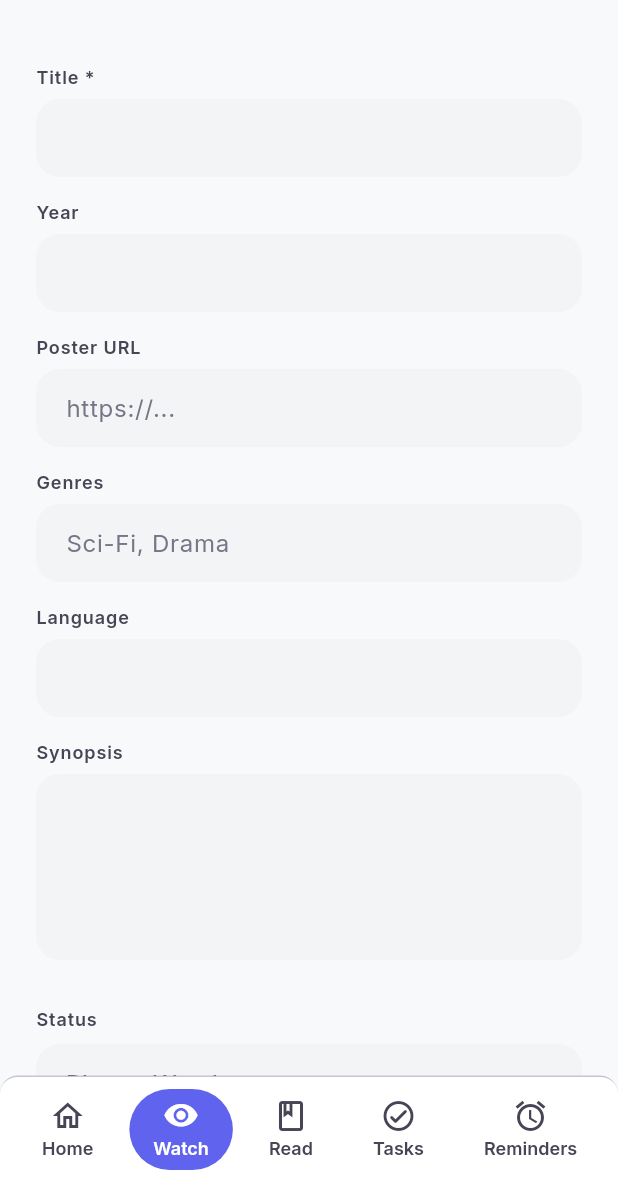
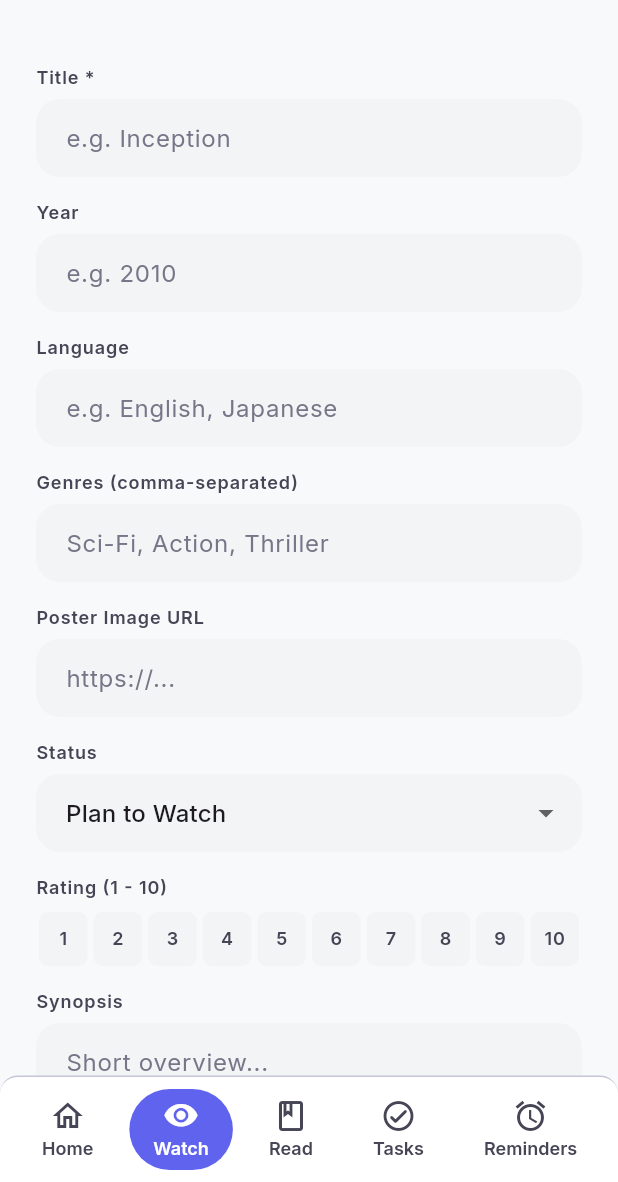
Before and after one commit to BusaSaiTeja/MyLogs, a Flutter app: the MediaFormScreen screen opened by its route, on a phone screen of 412 x 824 dp, the part 54-1236 px from its top. Run offline on Flutter 3.47's test engine with Material 3 defaults, Android fonts, the phone set to English and light mode, and no system bars; our stand-ins replace flutter_local_notifications, flutter_riverpod, freezed_annotation, go_router, google_fonts, timezone; network calls fail.

Commit message:
refactor: divided screens into manageable widgets and fixed renderflex errors

```diff
--- a/lib/features/read/presentation/widgets/book_detail_progress_card.dart
+++ b/lib/features/read/presentation/widgets/book_detail_progress_card.dart
@@ -71,7 +71,10 @@ class BookDetailProgressCard extends StatelessWidget {
                   child: AppProgressBar(progress: progress),
                 ),
                 const SizedBox(width: 8),
-                Text('${(progress * 100).round()}%', style: AppTypography.labelMdVariant()),
+                FittedBox(
+                  fit: BoxFit.scaleDown,
+                  child: Text('${(progress * 100).round()}%', style: AppTypography.labelMdVariant()),
+                ),
               ],
             ),
           ],
--- a/lib/features/watch/presentation/media_form_screen.dart
+++ b/lib/features/watch/presentation/media_form_screen.dart
@@ -6,6 +6,7 @@ import 'package:my_logs/core/theme/app_spacing.dart';
 import 'package:my_logs/core/theme/app_typography.dart';
 import 'package:my_logs/features/watch/application/media_providers.dart';
 import 'package:my_logs/features/watch/domain/models/media_item.dart';
+import 'package:my_logs/features/watch/presentation/widgets/media_rating_selector.dart';
 
 class MediaFormScreen extends ConsumerStatefulWidget {
   const MediaFormScreen({super.key, required this.category, this.itemId});
@@ -43,11 +44,7 @@ class _MediaFormScreenState extends ConsumerState<MediaFormScreen> {
 
     if (widget.itemId != null) {
       _isEdit = true;
-      WidgetsBinding.instance.addPostFrameCallback((_) => _loadItem());
-    }
-  }
-
-  void _loadItem() {
+      WidgetsBinding.instance.addPostFrameCallback((_) {
         final item = ref.read(mediaByIdProvider(widget.itemId!));
         if (item == null) return;
         _titleCtrl.text = item.title;
@@ -61,6 +58,8 @@ class _MediaFormScreenState extends ConsumerState<MediaFormScreen> {
           _status = item.status;
           _rating = item.rating;
         });
+      });
+    }
   }
 
   @override
@@ -84,7 +83,11 @@ class _MediaFormScreenState extends ConsumerState<MediaFormScreen> {
         .toList();
     final now = DateTime.now();
 
-    if (_isEdit) {
+    final router = GoRouter.of(context);
+    final messenger = ScaffoldMessenger.of(context);
+
+    try {
+      if (_isEdit && widget.itemId != null) {
         final existing = ref.read(mediaByIdProvider(widget.itemId!));
         if (existing == null) return;
         await ref.read(mediaListProvider.notifier).updateItem(
@@ -120,7 +123,14 @@ class _MediaFormScreenState extends ConsumerState<MediaFormScreen> {
               ),
             );
       }
-    if (mounted) context.pop();
+      if (!mounted) return;
+      router.pop();
+    } catch (e) {
+      if (!mounted) return;
+      messenger.showSnackBar(
+        SnackBar(content: Text('Failed to save media log: $e')),
+      );
+    }
   }
 
   @override
@@ -146,96 +156,71 @@ class _MediaFormScreenState extends ConsumerState<MediaFormScreen> {
         child: ListView(
           padding: const EdgeInsets.all(AppSpacing.containerPadding),
           children: [
-            _FormField(label: 'Title *', controller: _titleCtrl,
-                validator: (v) => v!.isEmpty ? 'Required' : null),
-            _FormField(label: 'Year', controller: _yearCtrl, keyboard: TextInputType.number),
-            _FormField(label: 'Poster URL', controller: _posterUrlCtrl, hint: 'https://...'),
-            _FormField(label: 'Genres', controller: _genresCtrl, hint: 'Sci-Fi, Drama'),
-            _FormField(label: 'Language', controller: _languageCtrl),
-            _FormField(label: 'Synopsis', controller: _synopsisCtrl, maxLines: 4),
-            if (widget.category == MediaCategory.anime)
-              _FormField(label: 'Total Episodes', controller: _totalEpsCtrl,
-                  keyboard: TextInputType.number),
+            _field('Title *', _titleCtrl, required: true, hint: 'e.g. Inception'),
             const SizedBox(height: AppSpacing.stackGap),
-            Text('Status', style: AppTypography.labelMdVariant()),
-            const SizedBox(height: 8),
+            if (widget.category == MediaCategory.anime) ...[
+              _field('Total Episodes', _totalEpsCtrl,
+                  hint: 'e.g. 24', keyboard: TextInputType.number),
+              const SizedBox(height: AppSpacing.stackGap),
+            ],
+            _field('Year', _yearCtrl, hint: 'e.g. 2010', keyboard: TextInputType.number),
+            const SizedBox(height: AppSpacing.stackGap),
+            _field('Language', _languageCtrl, hint: 'e.g. English, Japanese'),
+            const SizedBox(height: AppSpacing.stackGap),
+            _field('Genres (comma-separated)', _genresCtrl, hint: 'Sci-Fi, Action, Thriller'),
+            const SizedBox(height: AppSpacing.stackGap),
+            _field('Poster Image URL', _posterUrlCtrl,
+                hint: 'https://...', keyboard: TextInputType.url),
+            const SizedBox(height: AppSpacing.stackGap),
+            _label('Status'),
+            const SizedBox(height: 6),
             DropdownButtonFormField<MediaStatus>(
               initialValue: _status,
               decoration: const InputDecoration(),
-              onChanged: (s) => setState(() => _status = s!),
+              onChanged: (s) {
+                if (s != null) setState(() => _status = s);
+              },
               items: MediaStatus.values
                   .map((s) => DropdownMenuItem(value: s, child: Text(s.label)))
                   .toList(),
             ),
             const SizedBox(height: AppSpacing.stackGap),
-            Text('Rating', style: AppTypography.labelMdVariant()),
+            _label('Rating (1 - 10)'),
             const SizedBox(height: 8),
-            Row(
-              children: [
-                ...List.generate(5, (i) {
-                  final v = i + 1.0;
-                  return GestureDetector(
-                    onTap: () => setState(() => _rating = _rating == v ? null : v),
-                    child: Padding(
-                      padding: const EdgeInsets.symmetric(horizontal: 2),
-                      child: Icon(
-                        (_rating ?? 0) >= v ? Icons.star_rounded : Icons.star_outline_rounded,
-                        color: (_rating ?? 0) >= v ? AppColors.starAmber : AppColors.outlineVariant,
-                        size: 32,
+            MediaRatingSelector(
+              rating: _rating,
+              onRatingChanged: (r) => setState(() => _rating = r),
             ),
-                    ),
-                  );
-                }),
-                if (_rating != null) ...[
-                  const SizedBox(width: 8),
-                  Text(_rating!.toStringAsFixed(1), style: AppTypography.bodyLg),
-                ],
-              ],
-            ),
+            const SizedBox(height: AppSpacing.stackGap),
+            _field('Synopsis', _synopsisCtrl, maxLines: 4, hint: 'Short overview...'),
             const SizedBox(height: 32),
           ],
         ),
       ),
     );
   }
-}
 
-class _FormField extends StatelessWidget {
-  const _FormField({
-    required this.label,
-    required this.controller,
-    this.hint,
-    this.maxLines = 1,
-    this.keyboard = TextInputType.text,
-    this.validator,
-  });
+  Widget _label(String text) => Text(text, style: AppTypography.labelMdVariant());
 
-  final String label;
-  final TextEditingController controller;
-  final String? hint;
-  final int maxLines;
-  final TextInputType keyboard;
-  final String? Function(String?)? validator;
-
-  @override
-  Widget build(BuildContext context) {
-    return Padding(
-      padding: const EdgeInsets.only(bottom: AppSpacing.stackGap),
-      child: Column(
+  Widget _field(String label, TextEditingController controller,
+      {bool required = false,
+      String? hint,
+      TextInputType? keyboard,
+      int maxLines = 1}) {
+    return Column(
       crossAxisAlignment: CrossAxisAlignment.start,
       children: [
-          Text(label, style: AppTypography.labelMdVariant()),
+        _label(label),
         const SizedBox(height: 6),
         TextFormField(
           controller: controller,
+          maxLines: maxLines,
           keyboardType: keyboard,
-            maxLines: maxLines,
-            validator: validator,
+          validator: required ? (v) => v!.trim().isEmpty ? 'Required' : null : null,
           decoration: InputDecoration(hintText: hint),
           style: AppTypography.bodyLg,
         ),
       ],
-      ),
     );
   }
 }
--- /dev/null
+++ b/lib/features/watch/presentation/widgets/media_rating_selector.dart
@@ -0,0 +1,56 @@
+import 'package:flutter/material.dart';
+import 'package:my_logs/core/theme/app_colors.dart';
+import 'package:my_logs/core/theme/app_typography.dart';
+
+class MediaRatingSelector extends StatelessWidget {
+  const MediaRatingSelector({
+    super.key,
+    required this.rating,
+    required this.onRatingChanged,
+  });
+
+  final double? rating;
+  final ValueChanged<double> onRatingChanged;
+
+  @override
+  Widget build(BuildContext context) {
+    return Row(
+      children: [
+        ...List.generate(10, (i) {
+          final v = (i + 1).toDouble();
+          return Expanded(
+            child: Semantics(
+              button: true,
+              selected: rating == v,
+              label: 'Rating ${i + 1} out of 10',
+              child: GestureDetector(
+                onTap: () => onRatingChanged(v),
+                child: Container(
+                  height: 36,
+                  margin: const EdgeInsets.symmetric(horizontal: 2),
+                  decoration: BoxDecoration(
+                    color: (rating ?? 0) >= v ? AppColors.primary : AppColors.surfaceContainerLow,
+                    borderRadius: BorderRadius.circular(6),
+                  ),
+                  child: Center(
+                    child: Text(
+                      '${i + 1}',
+                      style: AppTypography.labelMd.copyWith(
+                        color: (rating ?? 0) >= v ? AppColors.onPrimary : AppColors.onSurfaceVariant,
+                        fontSize: 12,
+                      ),
+                    ),
+                  ),
+                ),
+              ),
+            ),
+          );
+        }),
+        if (rating != null) ...[
+          const SizedBox(width: 8),
+          Text(rating!.toStringAsFixed(1), style: AppTypography.bodyLg),
+        ],
+      ],
+    );
+  }
+}
```
Also changed, not shown: lib/features/learning_paths/presentation/path_form_screen.dart (+45 -18 lines), lib/features/learning_paths/presentation/widgets/path_step_tile.dart (+14 -4 lines), lib/features/notes/presentation/note_detail_screen.dart (+13 -2 lines), lib/features/read/presentation/book_form_screen.dart (+13 -2 lines), lib/features/read/presentation/read_tracker_screen.dart (+10 -14 lines), lib/features/read/presentation/widgets/book_card.dart (+34 -21 lines), lib/features/reminders/presentation/reminder_form_screen.dart (+19 -48 lines), lib/features/reminders/presentation/widgets/reminder_recurrence_selector.dart (added, +54 -0 lines), lib/features/reminders/presentation/widgets/reminder_time_picker_tile.dart (added, +39 -0 lines), lib/features/tasks/presentation/task_form_screen.dart (+19 -52 lines), lib/features/tasks/presentation/widgets/task_date_picker_tile.dart (added, +39 -0 lines), lib/features/tasks/presentation/widgets/task_priority_selector.dart (added, +54 -0 lines), lib/features/watch/presentation/widgets/media_detail_status_card.dart (+8 -3 lines), 1 other file. Lines whose indentation alone changed are shown as unchanged.
